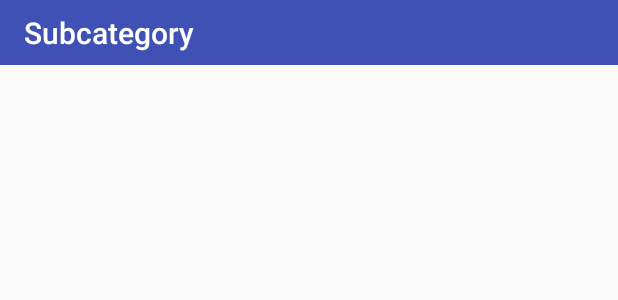
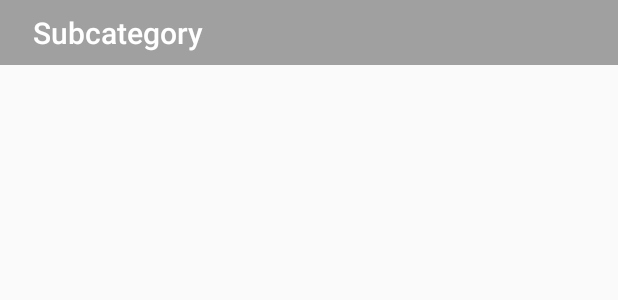
Before and after one commit to MrTheGood/portfolio_android, an Android app: the layout item_subcategory.xml on its own in the app's theme, with its tools: preview values and no code run, on a phone screen of 412 x 824 dp. Shown: the top 300 px of the screen. Run offline under Robolectric (Android 15) with nearby library versions, the phone set to English and light mode, and no system bars.

Commit message:
Small improvements

```diff
--- a/app/src/main/java/eu/insertcode/portfolio/widgets/Project.kt
+++ b/app/src/main/java/eu/insertcode/portfolio/widgets/Project.kt
@@ -36,10 +36,10 @@ class Project : ConstraintLayout {
         val imageUrl = resources.getString(R.string.url_images_prefix) + item.img
         Glide.with(this).asBitmap().load(imageUrl).into(projectImage)
         projectTitle.text = item.title
-        projectDescription.text = item.description
+        projectDescription.text = item.shortDescription
         expandProject.setOnClickListener({
             Log.d("TODO", "TODO")
-            //TODO: expandImage listener
+            //TODO: expandProject listener
             //TODO: put this listener on the whole project instead of only the button.
         })
     }
--- a/app/src/main/res/layout/activity_projects.xml
+++ b/app/src/main/res/layout/activity_projects.xml
@@ -11,8 +11,8 @@
 
     <!-- TODO: Logo or something similar -->
     <View
-        android:layout_width="wrap_content"
-        android:layout_height="wrap_content"
+        android:layout_width="0dp"
+        android:layout_height="0dp"
         />
 
     <ScrollView
--- a/app/src/main/res/layout/item_subcategory.xml
+++ b/app/src/main/res/layout/item_subcategory.xml
@@ -13,12 +13,12 @@
         style="@style/TextAppearance.AppCompat.Title"
         android:layout_width="match_parent"
         android:layout_height="wrap_content"
-        android:background="@color/colorPrimary"
+        android:background="@color/view_subcategory_titleBackground"
         android:paddingBottom="8dp"
         android:paddingEnd="16sp"
-        android:paddingStart="16sp"
+        android:paddingStart="22sp"
         android:paddingTop="8dp"
-        android:textColor="@color/colorWhite"
+        android:textColor="@color/view_subcategory_title"
         tools:text="Subcategory"
         />
 
--- a/app/src/main/res/values/colors.xml
+++ b/app/src/main/res/values/colors.xml
@@ -1,13 +1,28 @@
 <?xml version="1.0" encoding="utf-8"?>
 <resources>
+    <!-- Colours -->
     <color name="colorPrimary">#3F51B5</color>
     <color name="colorPrimaryDark">#303F9F</color>
     <color name="colorAccent">#FF4081</color>
+
     <color name="colorWhite">#FFFFFFFF</color>
+
     <color name="colorTransparent">#00000000</color>
 
-    <color name="background_light">#EEEEEE</color>
-    <color name="background_dark">#E0E0E0</color>
+    <color name="colorGrayLight">#EEEEEE</color>
+    <color name="colorGrayDark">#E0E0E0</color>
+    <color name="colorGrayDarkest">#A0A0A0</color>
 
-    <color name="view_progressbar">#FFE0E0E0</color>
+
+    <!-- View Colors -->
+    <color name="background_light">@color/colorGrayLight</color>
+    <color name="background_dark">@color/colorGrayDark</color>
+
+    <color name="view_progressbar">@color/colorGrayDark</color>
+
+    <color name="view_category_title">@color/colorWhite</color>
+    <color name="view_category_titleBackground">@color/colorPrimary</color>
+
+    <color name="view_subcategory_title">@color/colorWhite</color>
+    <color name="view_subcategory_titleBackground">@color/colorGrayDarkest</color>
 </resources>
--- a/app/src/main/res/values/strings.xml
+++ b/app/src/main/res/values/strings.xml
@@ -2,7 +2,7 @@
     <string name="app_name">Portfolio</string>
 
     <!-- Data URLs -->
-    <string name="url_getData" translatable="false">https://portfolio.insertcode.eu/json.json</string>
+    <string name="url_getData" translatable="false">https://portfolio.insertcode.eu/apptestjson.json</string>
     <string name="url_images_prefix" translatable="false">https://portfolio.insertcode.eu/media/</string>
 
     <!-- Error Messages -->
```
Also changed, not shown: app/src/main/java/eu/insertcode/portfolio/comms/GetDataAsync.kt (+15 -17 lines), app/src/main/java/eu/insertcode/portfolio/data/Item.kt (+5 -7 lines).
